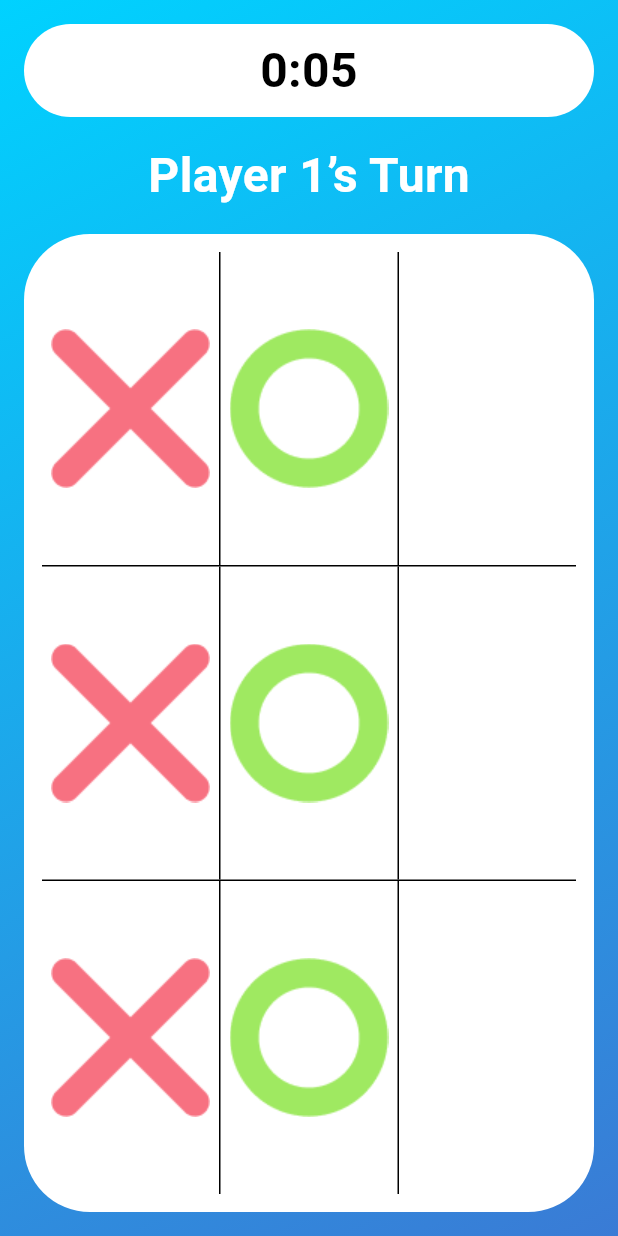
After one commit to AshrafMagdy16d/XO_Game, a Flutter app: the GameBordingScreen screen opened by its route, on a phone screen of 412 x 824 dp. The commit adds this screen. Run offline on Flutter 3.47's test engine with Material 3 defaults, Android fonts, the phone set to English and light mode, and no system bars.

Commit message:
finish Ui screen

```diff
--- /dev/null
+++ b/lib/game_border_screen.dart
@@ -0,0 +1,153 @@
+import 'package:flutter/material.dart';
+import 'package:xo_game/widgets/bord_tile.dart';
+
+class GameBordingScreen extends StatelessWidget {
+  static const routeName = 'GameBordingScreen';
+  const GameBordingScreen({super.key});
+
+  @override
+  Widget build(BuildContext context) {
+    return SafeArea(
+      child: Container(
+        decoration: BoxDecoration(
+          gradient: LinearGradient(
+            begin: Alignment.topLeft,
+            end: Alignment.bottomRight,
+            colors: [Color(0xff00D2FF), Color(0xff3A7BD5)],
+          ),
+        ),
+        child: Scaffold(
+          backgroundColor: Colors.transparent,
+          body: Padding(
+            padding: const EdgeInsets.all(16.0),
+            child: Column(
+              children: [
+                Container(
+                  padding: EdgeInsets.symmetric(vertical: 8),
+                  alignment: Alignment.center,
+                  decoration: BoxDecoration(
+                    borderRadius: BorderRadius.circular(44),
+                    color: Colors.white,
+                  ),
+                  child: Text(
+                    '0:05',
+                    style: TextStyle(
+                      color: Colors.black,
+                      fontSize: 32,
+                      fontWeight: FontWeight.w600,
+                    ),
+                    textAlign: TextAlign.center,
+                  ),
+                ),
+                SizedBox(height: 16),
+                Text(
+                  "Player 1’s Turn",
+                  style: TextStyle(
+                    fontSize: 32,
+                    fontWeight: FontWeight.bold,
+                    color: Colors.white,
+                  ),
+                ),
+                SizedBox(height: 16),
+                Expanded(
+                  child: Container(
+                    decoration: BoxDecoration(
+                      borderRadius: BorderRadius.circular(44),
+                      color: Colors.white,
+                    ),
+                    child: Padding(
+                      padding: const EdgeInsets.all(12.0),
+                      child: Column(
+                        children: [
+                          Expanded(
+                            child: Container(
+                              child: Row(
+                                mainAxisAlignment:
+                                    MainAxisAlignment.spaceEvenly,
+                                children: [
+                                  BordTile(SymbolText: "x"),
+                                  Container(
+                                    width: 1,
+                                    height: double.infinity,
+                                    color: Colors.black,
+                                  ),
+                                  BordTile(SymbolText: "o"),
+                                  Container(
+                                    width: 1,
+                                    height: double.infinity,
+                                    color: Colors.black,
+                                  ),
+                                  BordTile(SymbolText: ""),
+                                ],
+                              ),
+                            ),
+                          ),
+                          Container(
+                            width: double.infinity,
+                            height: 1,
+                            color: Colors.black,
+                          ),
+                          Expanded(
+                            child: Container(
+                              child: Row(
+                                mainAxisAlignment:
+                                    MainAxisAlignment.spaceEvenly,
+                                children: [
+                                  BordTile(SymbolText: "x"),
+                                  Container(
+                                    width: 1,
+                                    height: double.infinity,
+                                    color: Colors.black,
+                                  ),
+                                  BordTile(SymbolText: "o"),
+                                  Container(
+                                    width: 1,
+                                    height: double.infinity,
+                                    color: Colors.black,
+                                  ),
+                                  BordTile(SymbolText: ""),
+                                ],
+                              ),
+                            ),
+                          ),
+                          Container(
+                            width: double.infinity,
+                            height: 1,
+                            color: Colors.black,
+                          ),
+                          Expanded(
+                            child: Container(
+                              child: Row(
+                                mainAxisAlignment:
+                                    MainAxisAlignment.spaceEvenly,
+                                children: [
+                                  BordTile(SymbolText: "x"),
+                                  Container(
+                                    width: 1,
+                                    height: double.infinity,
+                                    color: Colors.black,
+                                  ),
+                                  BordTile(SymbolText: "o"),
+                                  Container(
+                                    width: 1,
+                                    height: double.infinity,
+                                    color: Colors.black,
+                                  ),
+                                  BordTile(SymbolText: ""),
+                                ],
+                              ),
+                            ),
+                          ),
+                        ],
+                      ),
+                    ),
+                  ),
+                ),
+              ],
+            ),
+          ),
+        ),
+      ),
+    );
+  }
+}
--- a/lib/main.dart
+++ b/lib/main.dart
@@ -1,5 +1,6 @@
 import 'package:flutter/material.dart';
-import 'package:xo_game/welcome_screen.dart';
+import 'package:xo_game/game_border_screen.dart';
+import 'package:xo_game/player_screen.dart';
 
 void main() {
   runApp(const XOGame());
@@ -10,10 +11,14 @@ class XOGame extends StatelessWidget {
 
   Widget build(BuildContext context) {
     return MaterialApp(
+      initialRoute: playerScreen.routeName,
+      routes: {
+        playerScreen.routeName: (context) => playerScreen(),
+        GameBordingScreen.routeName: (context) => GameBordingScreen(),
+      },
       debugShowCheckedModeBanner: false,
       title: 'My App',
       theme: ThemeData(primarySwatch: Colors.blue),
-      home: WelcomeScreen(),
     );
   }
 }
--- a/lib/welcome_screen.dart
+++ b/lib/player_screen.dart
@@ -1,8 +1,10 @@
 import 'package:flutter/material.dart';
-import 'package:xo_game/player_choice_widget.dart';
+import 'package:xo_game/game_border_screen.dart';
+import 'package:xo_game/widgets/player_choice_widget.dart';
 
-class WelcomeScreen extends StatelessWidget {
-  const WelcomeScreen({super.key});
+class playerScreen extends StatelessWidget {
+  static String routeName = "playerScreen";
+  const playerScreen({super.key});
 
   @override
   Widget build(BuildContext context) {
@@ -28,19 +30,29 @@ class WelcomeScreen extends StatelessWidget {
                 ),
               ),
               Padding(
-                padding: const EdgeInsets.all(16),
+                padding: const EdgeInsets.all(10),
                 child: Row(
                   children: [
                     Expanded(
                       child: InkWell(
-                        onTap: () {},
+                        onTap: () {
+                          Navigator.pushNamed(
+                            context,
+                            GameBordingScreen.routeName,
+                          );
+                        },
                         child: PlayerChoice(symbol: 'x'),
                       ),
                     ),
                     const SizedBox(width: 16),
                     Expanded(
                       child: InkWell(
-                        onTap: () {},
+                        onTap: () {
+                          Navigator.pushNamed(
+                            context,
+                            GameBordingScreen.routeName,
+                          );
+                        },
                         child: PlayerChoice(symbol: 'o'),
                       ),
                     ),
--- /dev/null
+++ b/lib/widgets/bord_tile.dart
@@ -0,0 +1,19 @@
+import 'package:flutter/material.dart';
+
+class BordTile extends StatelessWidget {
+  String SymbolText;
+  BordTile({super.key, required this.SymbolText});
+
+  @override
+  Widget build(BuildContext context) {
+    return Expanded(
+      child: InkWell(
+        onTap: () {},
+        child:
+            SymbolText.isEmpty
+                ? SizedBox()
+                : Image.asset("assets/images/$SymbolText.png"),
+      ),
+    );
+  }
+}
```
Also changed, not shown: lib/widgets/player_choice_widget.dart (renamed from lib/player_choice_widget.dart).
